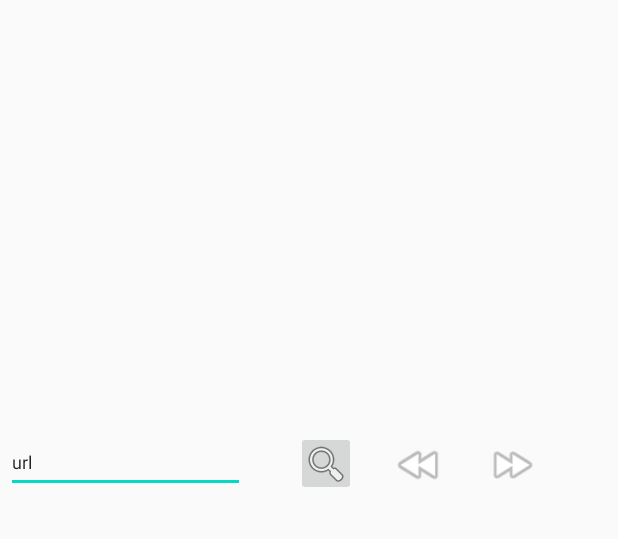
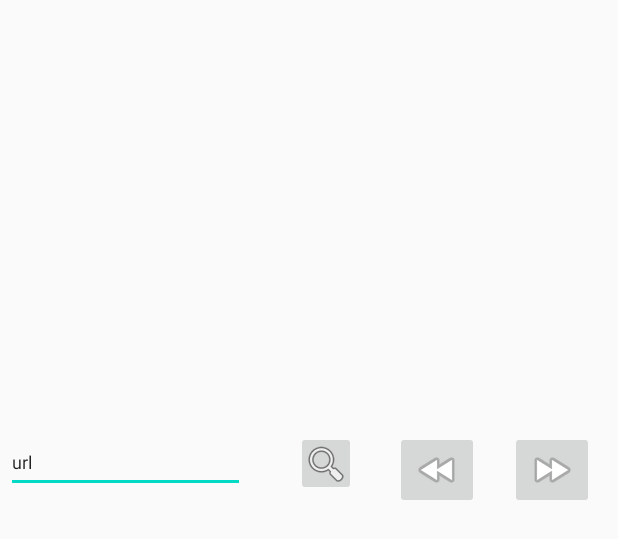
Before and after one commit to Terence21/Lab5-WebBrowser-cis3515, an Android app: the layout fragment_page_control.xml on its own in the app's theme, with its tools: preview values and no code run, on a phone screen of 412 x 824 dp. Shown: the top 539 px of the screen. Run offline under Robolectric (Android 15) with nearby library versions, the phone set to English and light mode, and no system bars.

Commit message:
revised app to use an arrayList as opposed to using webView methods, now forward and back buttons work

```diff
--- a/app/src/main/res/layout/activity_main.xml
+++ b/app/src/main/res/layout/activity_main.xml
@@ -5,7 +5,7 @@
         xmlns:app="http://schemas.android.com/apk/res-auto"
         android:layout_width="match_parent"
         android:layout_height="match_parent"
-        tools:context=".BrowserActivity">
+        tools:context=".BrowserActivity" android:id="@+id/_parentContainer">
     <FrameLayout
             android:layout_width="411dp"
             android:layout_height="374dp"
--- a/app/src/main/res/layout/fragment_page_control.xml
+++ b/app/src/main/res/layout/fragment_page_control.xml
@@ -4,23 +4,6 @@
              android:layout_width="match_parent"
              android:layout_height="match_parent"
              tools:context=".PageControlFragment">
-    <ImageView
-            android:src="@android:drawable/ic_media_rew"
-            android:layout_width="35dp"
-            android:layout_height="37dp" android:id="@+id/imageView"
-            android:layout_marginStart="24dp"
-            app:layout_constraintStart_toEndOf="@+id/_searchButton" app:layout_constraintTop_toTopOf="parent"
-            android:layout_marginTop="245dp" app:layout_constraintBottom_toBottomOf="parent"
-            android:layout_marginBottom="449dp"/>
-    <ImageView
-            android:src="@android:drawable/ic_media_ff"
-            android:layout_width="34dp"
-            android:layout_height="37dp" android:id="@+id/imageView2"
-            android:layout_marginStart="28dp"
-            app:layout_constraintStart_toEndOf="@+id/imageView" android:layout_marginEnd="53dp"
-            app:layout_constraintEnd_toEndOf="parent" app:layout_constraintTop_toTopOf="parent"
-            android:layout_marginTop="245dp" app:layout_constraintBottom_toBottomOf="parent"
-            android:layout_marginBottom="449dp"/>
     <EditText
             android:layout_width="159dp"
             android:inputType="textUri"
@@ -41,4 +24,20 @@
             app:layout_constraintStart_toEndOf="@+id/_urlTextView" app:layout_constraintTop_toTopOf="parent"
             android:layout_marginTop="241dp" app:layout_constraintBottom_toBottomOf="parent"
             android:layout_marginBottom="447dp"/>
+    <ImageButton
+            android:src="@android:drawable/ic_media_rew"
+            android:layout_width="wrap_content"
+            android:layout_height="wrap_content" android:id="@+id/_backButton"
+            android:layout_marginStart="26dp" app:layout_constraintStart_toEndOf="@+id/_searchButton"
+            app:layout_constraintBottom_toBottomOf="parent" android:layout_marginBottom="439dp"
+            app:layout_constraintTop_toTopOf="parent" android:layout_marginTop="242dp"/>
+    <ImageButton
+            android:src="@android:drawable/ic_media_ff"
+            android:layout_width="wrap_content"
+            android:layout_height="wrap_content" android:id="@+id/_forwardButton"
+            app:layout_constraintTop_toTopOf="parent"
+            android:layout_marginTop="241dp" android:layout_marginStart="20dp"
+            app:layout_constraintStart_toEndOf="@+id/_backButton" app:layout_constraintBottom_toBottomOf="parent"
+            android:layout_marginBottom="439dp" android:layout_marginEnd="16dp"
+            app:layout_constraintEnd_toEndOf="parent"/>
 </androidx.constraintlayout.widget.ConstraintLayout>
--- a/app/src/main/res/layout/fragment_page_viewer.xml
+++ b/app/src/main/res/layout/fragment_page_viewer.xml
@@ -3,7 +3,7 @@
              xmlns:tools="http://schemas.android.com/tools"
              android:layout_width="match_parent"
              android:layout_height="match_parent"
-             tools:context=".PageViewerFragment">
+             tools:context=".PageViewerFragment" android:id="@+id/page_view">
     <WebView
             android:layout_width="match_parent"
             android:layout_height="match_parent" android:id="@+id/_webViewer"/>
--- a/app/src/main/res/values/strings.xml
+++ b/app/src/main/res/values/strings.xml
@@ -3,4 +3,5 @@
     <!-- TODO: Remove or change this placeholder text -->
     <string name="hello_blank_fragment">Hello blank fragment</string>
     <string name="url">url</string>
+
 </resources>
```
Also changed, not shown: app/src/main/java/temple/edu/webBrowserApp/BrowserActivity.java (+70 -9 lines), app/src/main/java/temple/edu/webBrowserApp/PageControlFragment.java (+59 -14 lines), app/src/main/java/temple/edu/webBrowserApp/PageViewerFragment.java (+18 -14 lines).
